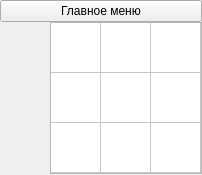
Above: Test_redwood/field/gamefield.ui from Tvix57/qtBackpack before the change. Below: the same form after it.
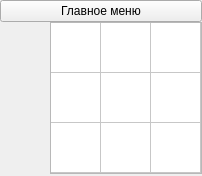
That is the form after the change. Custom widgets are drawn as their Qt base class.

The edit to the form file:
```diff
--- a/Test_redwood/field/gamefield.ui
+++ b/Test_redwood/field/gamefield.ui
@@ -7,7 +7,7 @@
     <x>0</x>
     <y>0</y>
     <width>202</width>
-    <height>175</height>
+    <height>176</height>
    </rect>
   </property>
   <property name="windowTitle">
```
Left out of the diff: 4 changed lines with no effect on the pictures.
